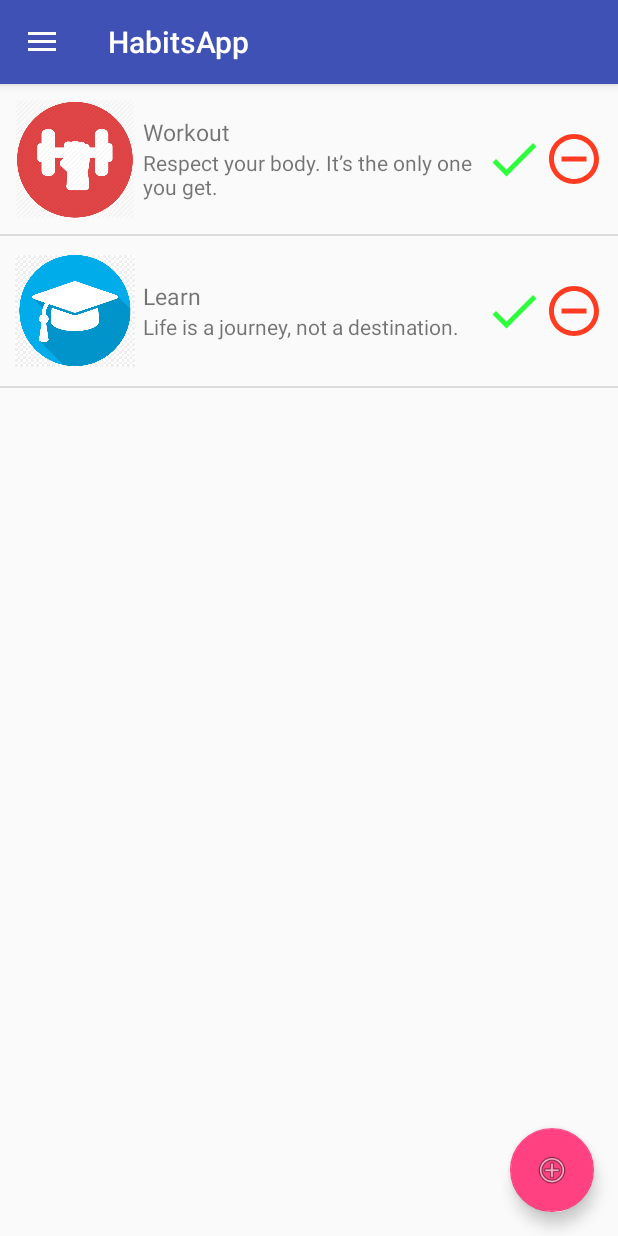
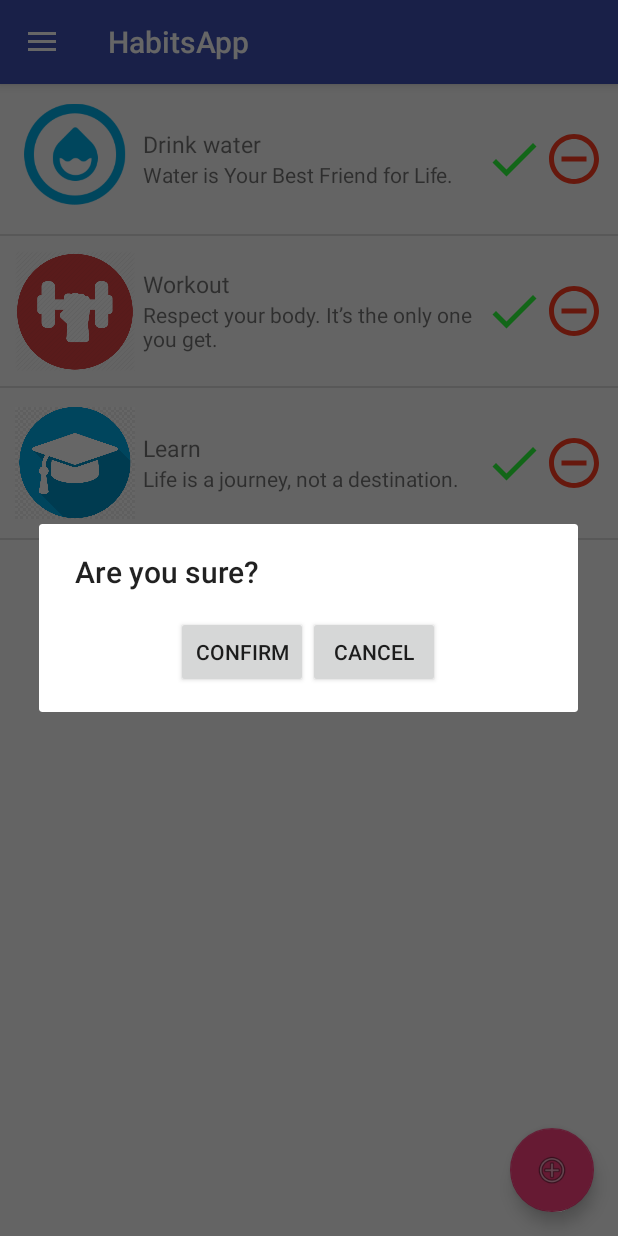
Before and after one commit to sebastianpawlaczyk/HabitsApp, an Android app: the screen it shows after launch (MainActivity), after a tap on an icon or button, on a phone screen of 412 x 824 dp. Run offline under Robolectric (Android 15) with nearby library versions, the phone set to English and light mode, and no system bars.

Commit message:
fix remove habit

```diff
--- a/app/src/main/java/com/example/seba/habitsapp/MyListAdapter.kt
+++ b/app/src/main/java/com/example/seba/habitsapp/MyListAdapter.kt
@@ -2,6 +2,7 @@ package com.example.seba.habitsapp
 
 import android.content.Context
 import android.support.v4.widget.SwipeRefreshLayout
+import android.support.v7.app.AlertDialog
 import android.view.LayoutInflater
 import android.view.View
 import android.view.ViewGroup
@@ -9,6 +10,8 @@ import android.widget.ArrayAdapter
 import android.widget.Button
 import android.widget.ImageView
 import android.widget.TextView
+import kotlinx.android.synthetic.main.approval.view.*
+import kotlinx.android.synthetic.main.layout_dialog.view.*
 
 class MyListAdapter(var mCtx: Context, var resource: Int, var items: MutableList<Model>,
                     var dbHelper: DBHelper)
@@ -45,12 +48,24 @@ class MyListAdapter(var mCtx: Context, var resource: Int, var items: MutableList
         }
 
         button_del.setOnClickListener(){
-            dbHelper.deletedHabit(items[position])
-            items.removeAt(position)
-            System.out.println("Position = " + position)
-            notifyDataSetChanged()
+            val mDialogView = LayoutInflater.from(mCtx).inflate(R.layout.approval, null)
+            val mBuilder = AlertDialog.Builder(mCtx)
+                    .setView(mDialogView)
+                    .setTitle("Are you sure?")
+            val mAlertDialog = mBuilder.show()
+            mDialogView.confirm_button.setOnClickListener {
+                mAlertDialog.dismiss()
+
+                dbHelper.deletedHabit(items[position])
+                items.removeAt(position)
+                System.out.println("Position = " + position)
+                notifyDataSetChanged()
+            }
+
+            mDialogView.cancer_button.setOnClickListener {
+                mAlertDialog.dismiss()
+            }
         }
-
         return view
     }
 }
--- /dev/null
+++ b/app/src/main/res/layout/approval.xml
@@ -0,0 +1,20 @@
+<?xml version="1.0" encoding="utf-8"?>
+<LinearLayout
+    xmlns:android="http://schemas.android.com/apk/res/android" android:layout_width="match_parent"
+    android:layout_height="match_parent"
+    android:orientation="horizontal"
+    android:padding="16dp"
+    android:gravity="center">
+
+    <Button
+        android:id="@+id/confirm_button"
+        android:text="Confirm"
+        android:layout_width="wrap_content"
+        android:layout_height="wrap_content" />
+    <Button
+        android:id="@+id/cancer_button"
+        android:text="Cancel"
+        android:layout_width="wrap_content"
+        android:layout_height="wrap_content" />
+
+</LinearLayout>
```
